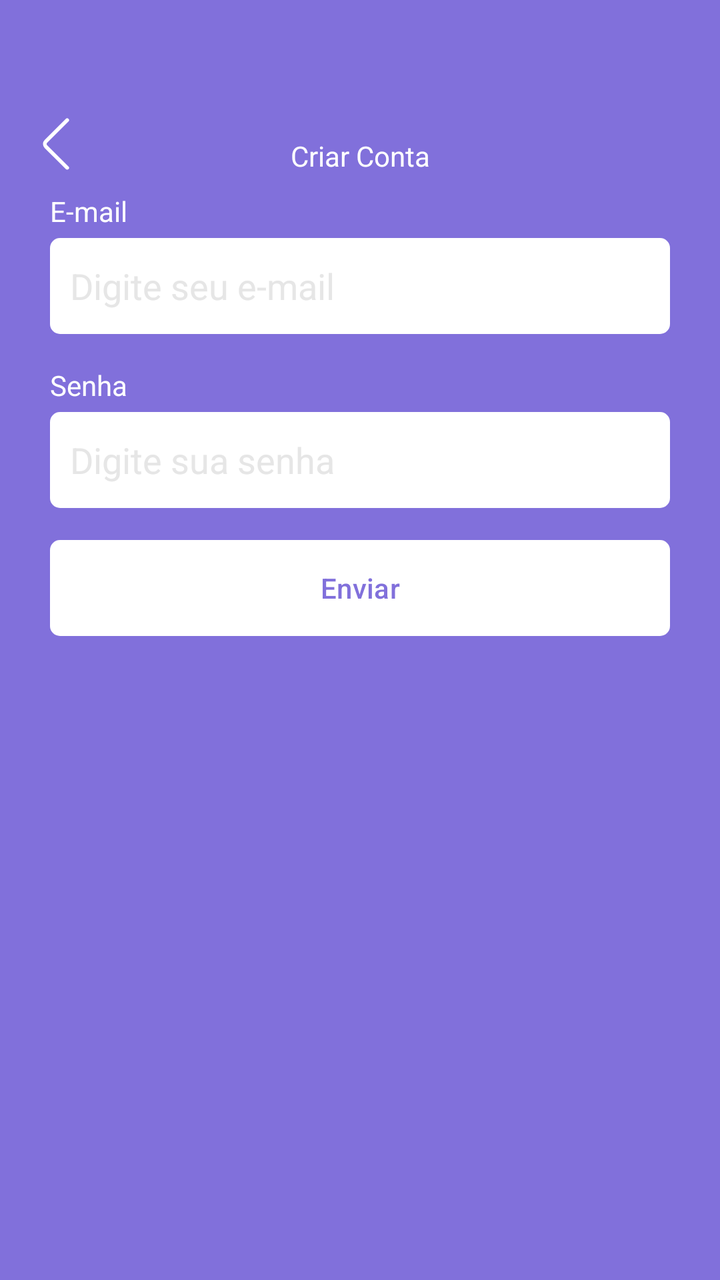
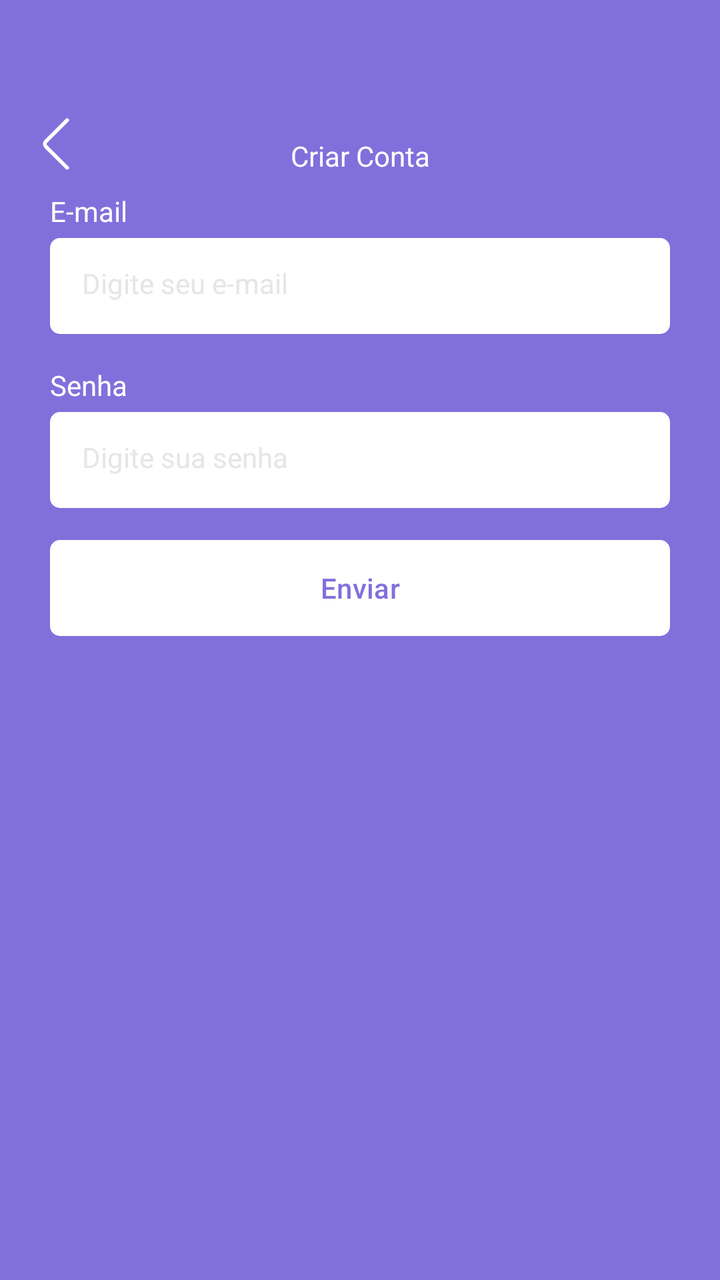

Screens rendered from an Android XML layout before and after an edit, with the pre-edit source and the edit as a unified diff.
<!-- AndroidManifest.xml: application theme Theme.Kanban -->
<!-- res/layout/fragment_register.xml -->
<?xml version="1.0" encoding="utf-8"?>
<ScrollView xmlns:android="http://schemas.android.com/apk/res/android"
    xmlns:tools="http://schemas.android.com/tools"
    android:layout_width="match_parent"
    android:layout_height="match_parent"
    xmlns:app="http://schemas.android.com/apk/res-auto"
    tools:context=".ui.auth.RegisterFragment"
    android:fillViewport="true">

    <LinearLayout
        android:layout_width="match_parent"
        android:layout_height="wrap_content"
        android:orientation="vertical"
        android:id="@+id/LinearLayout1">

        <com.google.android.material.appbar.MaterialToolbar
            android:id="@+id/toolbar"
            android:layout_width="match_parent"
            android:layout_height="wrap_content"
            app:navigationIcon="@drawable/ic_back"
            android:paddingTop="40dp">

            <TextView
                android:layout_width="wrap_content"
                android:layout_height="wrap_content"
                android:text="Criar Conta"
                android:textColor="@color/white"
                android:layout_gravity="center_horizontal"
                android:paddingTop="20dp"/>

        </com.google.android.material.appbar.MaterialToolbar>

    <LinearLayout
        android:id="@+id/LinearLayout2"
        android:layout_width="match_parent"
        android:layout_height="wrap_content"
        android:orientation="vertical"
        android:layout_marginHorizontal="25dp">

        <TextView
            android:layout_width="wrap_content"
            android:layout_height="wrap_content"
            android:text="E-mail"
            android:textColor="@color/white"/>

        <EditText
            android:id="@+id/editTextEmail"
            android:layout_width="match_parent"
            android:layout_height="48dp"
            android:hint="Digite seu e-mail"
            android:textColorHint="@color/slight_white"
            android:inputType="textEmailAddress"
            android:padding="10dp"
            android:layout_marginTop="4dp"
            android:background="@drawable/bg_edit_text"/>

        <TextView
            android:layout_width="wrap_content"
            android:layout_height="wrap_content"
            android:text="Senha"
            android:textColor="@color/white"
            android:layout_marginTop="16dp"/>

        <EditText
            android:id="@+id/editTextSenha"
            android:layout_width="match_parent"
            android:layout_height="48dp"
            android:inputType="textPassword"
            android:hint="Digite sua senha"
            android:textColorHint="@color/slight_white"
            android:padding="10dp"
            android:layout_marginTop="4dp"
            android:background="@drawable/bg_edit_text"/>

        <com.google.android.material.button.MaterialButton
            android:id="@+id/buttonRegistrar"
            android:layout_width="match_parent"
            android:layout_height="wrap_content"
            android:text="Enviar"
            android:textColor="@color/color_default"
            app:backgroundTint="@null"
            android:background="@drawable/bg_btn"
            android:layout_marginTop="16dp"/>

        <LinearLayout
            android:layout_width="match_parent"
            android:layout_height="wrap_content"
            android:orientation="horizontal"
            android:layout_marginTop="4dp">
        </LinearLayout>

        <ProgressBar
            android:layout_width="wrap_content"
            android:layout_height="wrap_content"
            android:layout_marginTop="8dp"
            android:indeterminateTint="@color/white"
            android:layout_gravity="center"
            android:visibility="invisible"
            tools:visibility="visible"/>
    </LinearLayout>
    </LinearLayout>
</ScrollView>
<!-- resources referenced by this layout -->
<resources>
  <color name="color_default">#8170DB</color>
  <color name="slight_white">#E6E6E6</color>
  <color name="white">#FFFFFFFF</color>
  <!-- drawable bg_btn (drawable) -->
  <?xml version="1.0" encoding="utf-8"?>
  <shape xmlns:android="http://schemas.android.com/apk/res/android"
      android:shape="rectangle">
  
      <solid android:color="@color/white"/>
      <corners android:radius="5dp"/>
  
  </shape>
  <!-- drawable bg_edit_text (drawable) -->
  <?xml version="1.0" encoding="utf-8"?>
  <shape xmlns:android="http://schemas.android.com/apk/res/android"
      android:shape="rectangle">
  
      <solid android:color="@color/white"/>
      <corners android:radius="5dp"/>
  
  </shape>
  <!-- drawable ic_back (drawable) -->
  <vector xmlns:android="http://schemas.android.com/apk/res/android" android:height="30dp" android:viewportHeight="32" android:viewportWidth="32" android:width="30dp">
        
      <path android:fillColor="#FFFFFF" android:pathData="M22,29.73a1,1 0,0 1,-0.71 -0.29L9.93,18.12a3,3 0,0 1,0 -4.24L21.24,2.56A1,1 0,1 1,22.66 4L11.34,15.29a1,1 0,0 0,0 1.42L22.66,28a1,1 0,0 1,0 1.42A1,1 0,0 1,22 29.73Z"/>
      
  </vector>
  <style name="Theme.Kanban" parent="Base.Theme.Kanban" />
  <style name="Base.Theme.Kanban" parent="Theme.Material3.DayNight.NoActionBar">
          
          
          <item name="colorPrimary">@color/color_default</item>
          <item name="colorPrimaryVariant">@color/color_default</item>
          <item name="android:windowBackground">@color/color_default</item>
      </style>
</resources>

<!-- the commit's change to res/layout/fragment_register.xml (unified diff, before → after) -->
@@ -45,14 +45,13 @@
 
         <EditText
             android:id="@+id/editTextEmail"
+            style="@style/EditTextTheme"
             android:layout_width="match_parent"
             android:layout_height="48dp"
             android:hint="Digite seu e-mail"
             android:textColorHint="@color/slight_white"
             android:inputType="textEmailAddress"
-            android:padding="10dp"
-            android:layout_marginTop="4dp"
-            android:background="@drawable/bg_edit_text"/>
+            android:layout_marginTop="4dp"/>
 
         <TextView
             android:layout_width="wrap_content"
@@ -63,14 +62,13 @@
 
         <EditText
             android:id="@+id/editTextSenha"
+            style="@style/EditTextTheme"
             android:layout_width="match_parent"
             android:layout_height="48dp"
             android:inputType="textPassword"
             android:hint="Digite sua senha"
             android:textColorHint="@color/slight_white"
-            android:padding="10dp"
-            android:layout_marginTop="4dp"
-            android:background="@drawable/bg_edit_text"/>
+            android:layout_marginTop="4dp"/>
 
         <com.google.android.material.button.MaterialButton
             android:id="@+id/buttonRegistrar"
<!-- resource entries referenced after the edit -->
@@ -27,6 +27,11 @@
       <path android:fillColor="#FFFFFF" android:pathData="M22,29.73a1,1 0,0 1,-0.71 -0.29L9.93,18.12a3,3 0,0 1,0 -4.24L21.24,2.56A1,1 0,1 1,22.66 4L11.34,15.29a1,1 0,0 0,0 1.42L22.66,28a1,1 0,0 1,0 1.42A1,1 0,0 1,22 29.73Z"/>
       
   </vector>
+  <style name="EditTextTheme" parent="Theme.MaterialComponents.DayNight.NoActionBar">
+          <item name="android:background">@drawable/bg_edit_text</item>
+          <item name="android:padding">16dp</item>
+          <item name="android:textSize">14sp</item>
+      </style>
   <style name="Theme.Kanban" parent="Base.Theme.Kanban" />
   <style name="Base.Theme.Kanban" parent="Theme.Material3.DayNight.NoActionBar">
           
